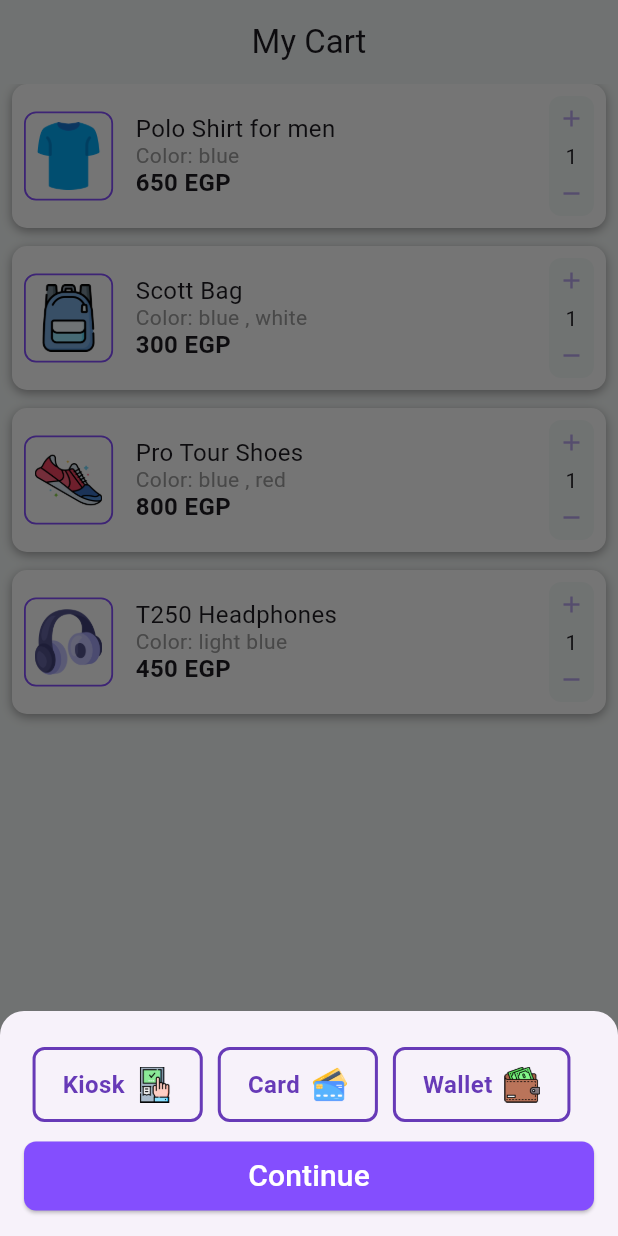
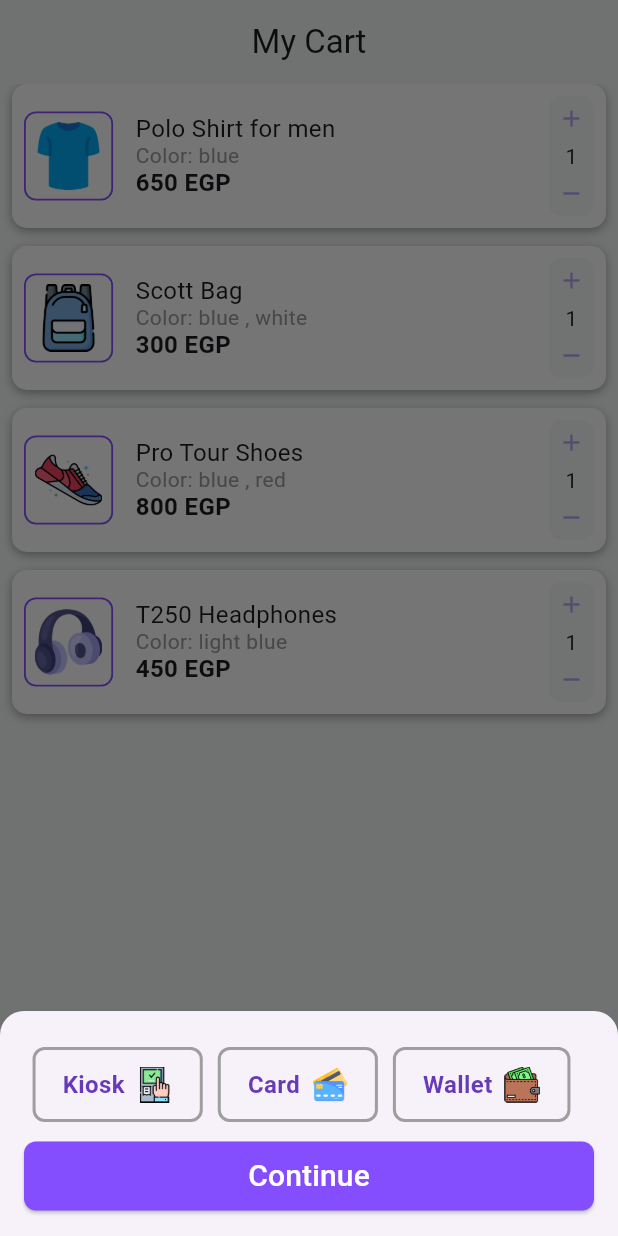
Before and after one commit to AbdelrhmanNashaat/payment-with-paymob, a Flutter app: the screen it shows after launch, after a tap on "Order Now", on a phone screen of 412 x 824 dp. Run offline on Flutter 3.47's test engine with Material 3 defaults, Android fonts, the phone set to English and light mode, and no system bars; our stand-ins replace dartz, dio, flutter_bloc; missing offline and left inert: flutter_inappwebview.

Commit message:
Update payment method container styles for improved visual consistency

```diff
--- a/lib/features/home/presentation/views/widgets/payment_method_container.dart
+++ b/lib/features/home/presentation/views/widgets/payment_method_container.dart
@@ -23,7 +23,7 @@ class PaymentMethodContainer extends StatelessWidget {
         duration: const Duration(milliseconds: 300),
         decoration: BoxDecoration(
           border: Border.all(
-            color: isSelected ? Colors.blueAccent : Colors.deepPurple,
+            color: isSelected ? Colors.deepPurple : Colors.grey,
             width: 2,
           ),
           borderRadius: BorderRadius.circular(8),
@@ -34,9 +34,9 @@ class PaymentMethodContainer extends StatelessWidget {
             children: [
               Text(
                 paymentMethodsGridModel.text,
-                style: TextStyle(
+                style: const TextStyle(
                   fontSize: 16,
-                  color: isSelected ? Colors.blueAccent : Colors.deepPurple,
+                  color: Colors.deepPurple,
                   fontWeight: FontWeight.w600,
                 ),
               ),
```
